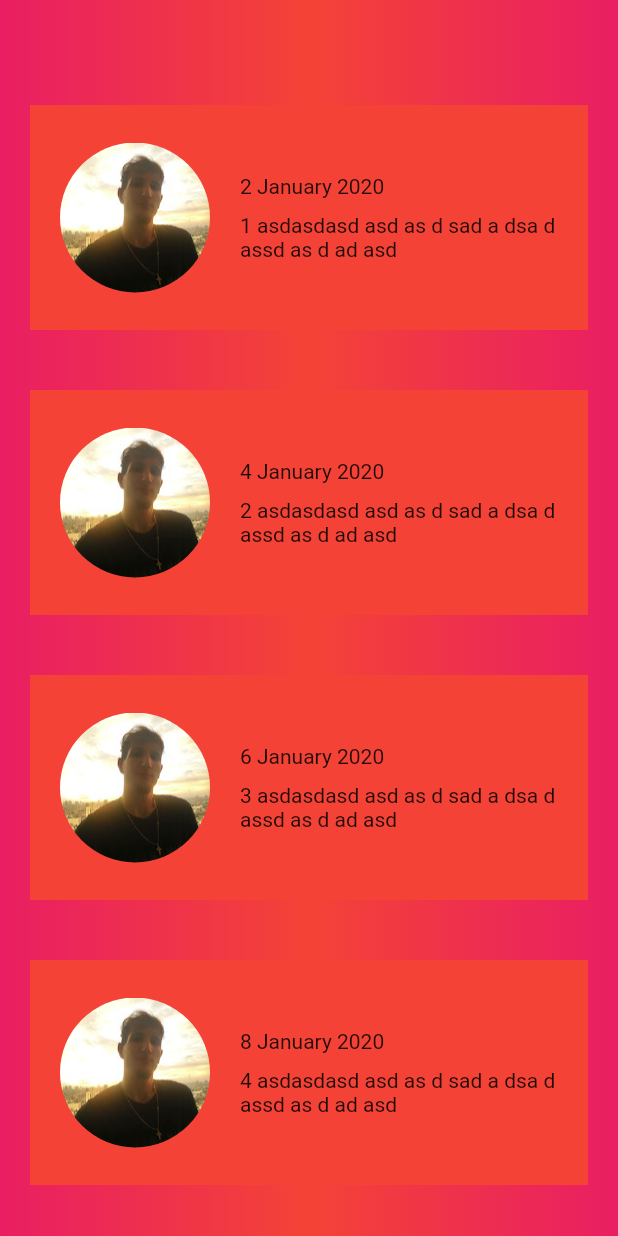
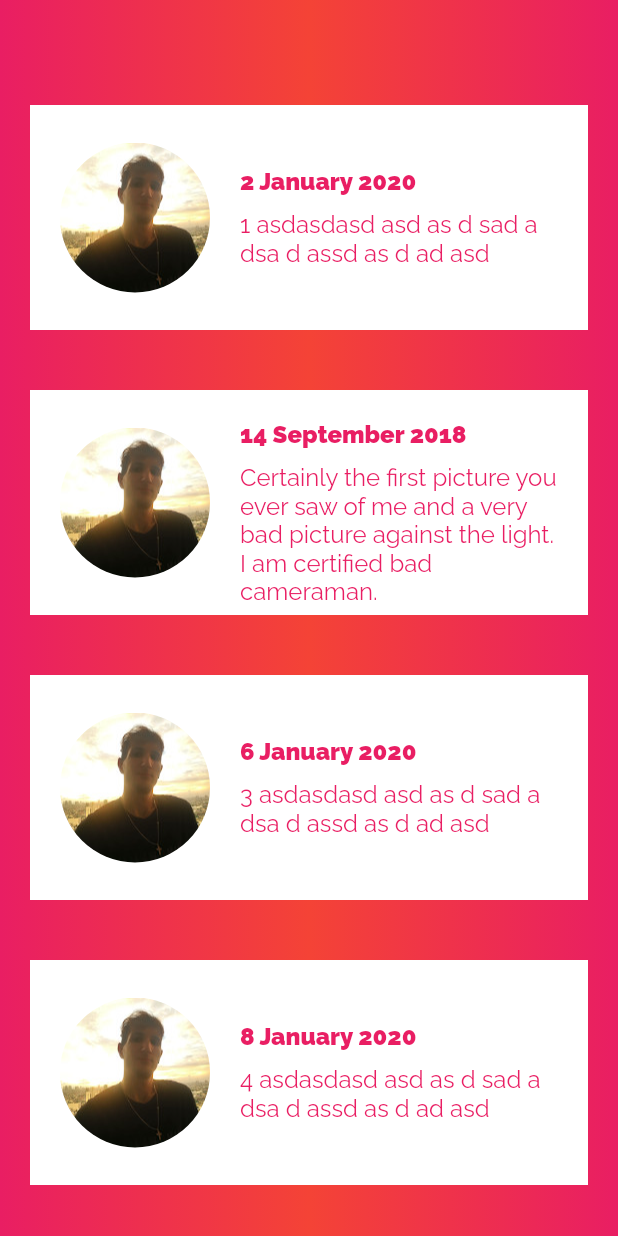
Before and after one commit to JustalK/VALENTINES-APP, a Flutter app: the History screen opened directly, on a phone screen of 412 x 824 dp. Run offline on Flutter 3.47's test engine with Material 2 defaults, Android fonts, the phone set to English and light mode, and no system bars; our stand-ins replace google_fonts.

Commit message:
[FEATURE] Creating the style for the history card

```diff
--- a/lib/components/CardImageText.dart
+++ b/lib/components/CardImageText.dart
@@ -1,4 +1,5 @@
 import 'package:flutter/material.dart';
+import 'package:google_fonts/google_fonts.dart';
 
 class CardObject {
   String date;
@@ -42,7 +43,7 @@ class _CardImageTextState extends State<CardImageText> {
   Widget build(BuildContext context) {
     return Scaffold(
       body: Container(
-          color: Colors.red,
+          color: Colors.white,
           child: Padding(
             padding: EdgeInsets.all(20.0),
             child: Row(
@@ -61,12 +62,23 @@ class _CardImageTextState extends State<CardImageText> {
                   mainAxisAlignment: MainAxisAlignment.center,
                   crossAxisAlignment: CrossAxisAlignment.start,
                   children: [
-                    Text(widget.date),
+                    Text(widget.date,
+                      style: GoogleFonts.raleway(
+                        textStyle: TextStyle(color: Colors.pink),
+                        fontSize: 16,
+                        fontWeight: FontWeight.w900
+                      ),
+                    ),
                     Container(
                       width: (MediaQuery.of(context).size.width - 200),
                       child: Padding(
                         padding: EdgeInsets.only(top: 10.0),
-                        child: Text(widget.text)
+                        child: Text(widget.text,
+                          style: GoogleFonts.raleway(
+                            textStyle: TextStyle(color: Colors.pink),
+                            fontSize: 16
+                          ),
+                        )
                       )
                     )
                   ]
--- a/lib/pages/History.dart
+++ b/lib/pages/History.dart
@@ -8,7 +8,7 @@ class History extends StatelessWidget {
 
     List<CardObject> cards = [
       CardObject('2 January 2020', '1 asdasdasd asd as d sad a dsa d assd as d ad asd', 'assets/images/history_001.jpeg'),
-      CardObject('4 January 2020', '2 asdasdasd asd as d sad a dsa d assd as d ad asd', 'assets/images/history_001.jpeg'),
+      CardObject('14 September 2018', 'Certainly the first picture you ever saw of me and a very bad picture against the light. I am certified bad cameraman.', 'assets/images/history_001.jpeg'),
       CardObject('6 January 2020', '3 asdasdasd asd as d sad a dsa d assd as d ad asd', 'assets/images/history_001.jpeg'),
       CardObject('8 January 2020', '4 asdasdasd asd as d sad a dsa d assd as d ad asd', 'assets/images/history_001.jpeg'),
       CardObject('2 January 2020', '1 asdasdasd asd as d sad a dsa d assd as d ad asd', 'assets/images/history_001.jpeg'),
```
